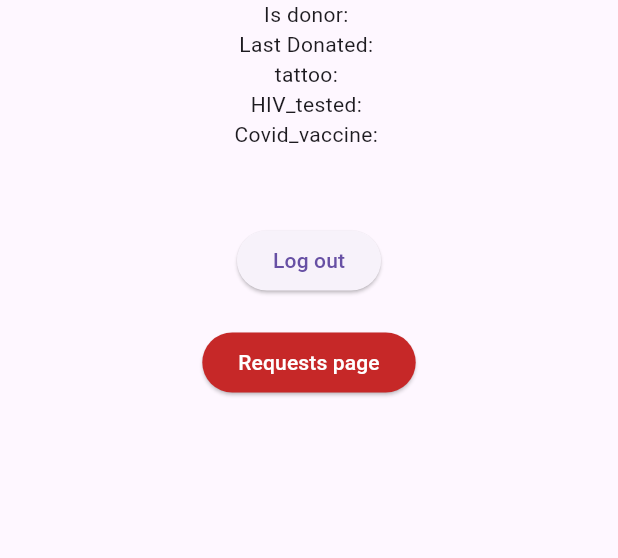
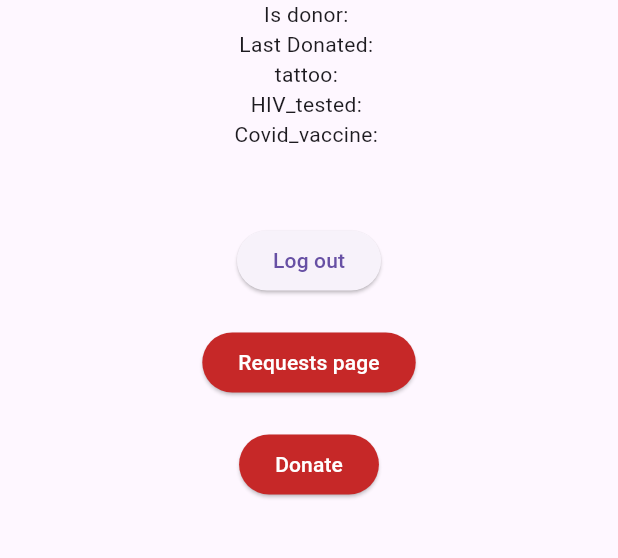
Before and after one commit to SreedevT/bloodbuddy, a Flutter app: the HomeScreen screen opened by its route, on a phone screen of 412 x 824 dp, the part 320-878 px from its top. Run offline on Flutter 3.47's test engine with Material 2 defaults, Android fonts, the phone set to English and light mode, and no system bars; our stand-ins replace animated_text_kit, cloud_firestore, confetti, date_field, firebase_auth, firebase_core and 7 more; missing offline and left inert: firebase_app_check; accounts and stored records are empty.

Commit message:
Donation page inirial

```diff
--- a/lib/Firestore/userprofile.dart
+++ b/lib/Firestore/userprofile.dart
@@ -44,7 +44,7 @@ class DataBase {
 
   // Function to get the use profile data
 
-  Future getUserProfile() async {
+  Future<Map<String, dynamic>> getUserProfile() async {
     try {
       DocumentSnapshot snapshot = await userProfile.doc(uid).get();
       if (snapshot.exists) {
--- a/lib/screens/homescreen.dart
+++ b/lib/screens/homescreen.dart
@@ -65,6 +65,7 @@ class _HomeScreenState extends State<HomeScreen> with TickerProviderStateMixin {
       opacity: _animation,
       child: Scaffold(
         body: Column(
+          crossAxisAlignment: CrossAxisAlignment.center,
           children: [
             const SizedBox(
               height: 50,
@@ -126,6 +127,23 @@ class _HomeScreenState extends State<HomeScreen> with TickerProviderStateMixin {
                     style: TextStyle(color: Colors.white)),
               ),
             ),
+            const SizedBox(
+              height: 20,
+            ),
+              ElevatedButton(
+                style: ElevatedButton.styleFrom(
+                  backgroundColor: Colors.red[800],
+                ),
+                onPressed: () async {
+                  if (!mounted) return;
+                  Navigator.pushNamed(
+                    context,
+                    'request',
+                  );
+                },
+                child: const Text("Donate",
+                    style: TextStyle(color: Colors.white)),
+              ),
           ],
         ),
       ),
```
Also changed, not shown: lib/models/request.dart (+23 -22 lines), lib/screens/requestscreen.dart (+29 -8 lines).
